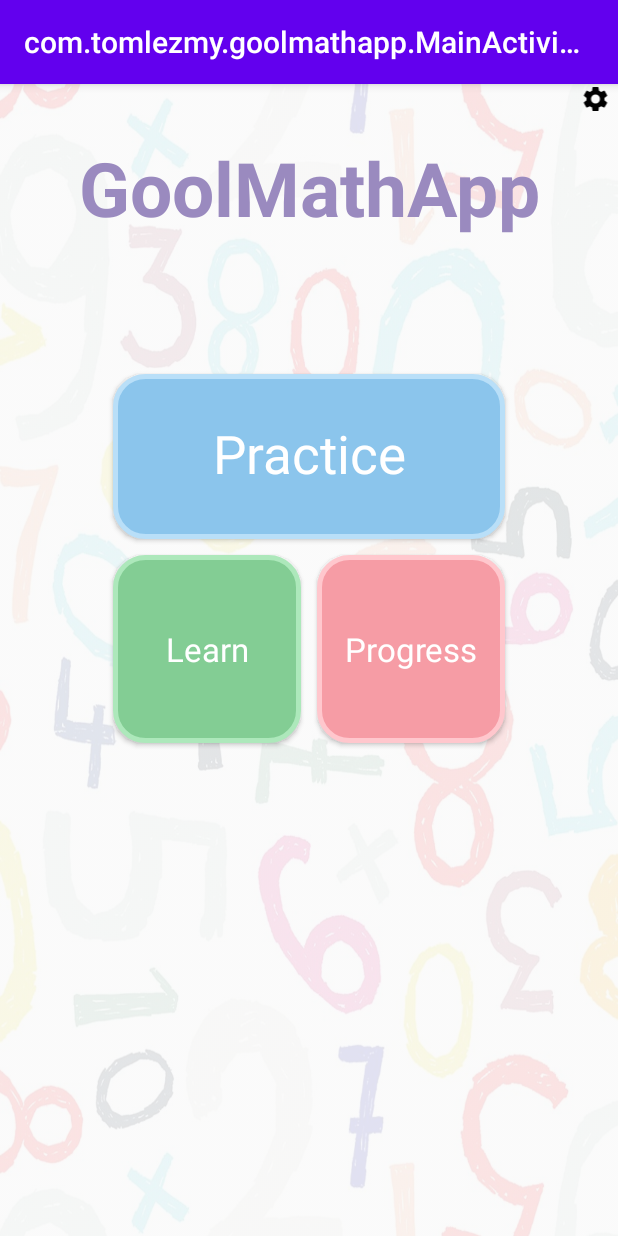
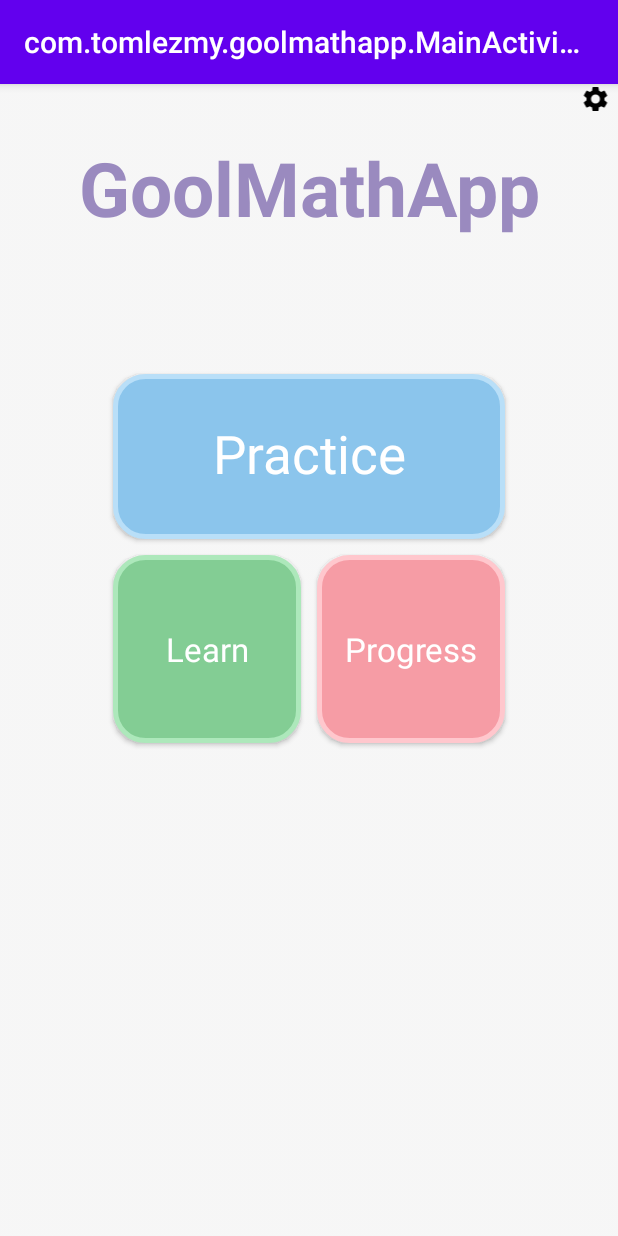
Before and after one commit to TomLezmy/GoolMathApp, an Android app: the screen it shows after launch (MainActivity), on a phone screen of 412 x 824 dp. Run offline under Robolectric (Android 15) with nearby library versions, the phone set to English and light mode, and no system bars; Roboto replaces fonts that are not available here.

Commit message:
Replace main background to free background

```diff
--- a/app/src/main/res/drawable/background_image_with_alpha.xml
+++ b/app/src/main/res/drawable/background_image_with_alpha.xml
@@ -1,7 +1,7 @@
 <?xml version="1.0" encoding="utf-8"?>
 <layer-list xmlns:android="http://schemas.android.com/apk/res/android">
 <item>
-    <bitmap android:src="@drawable/white_background_with_colorful_numbers"
+    <bitmap android:src="@drawable/sl11_mat"
         android:alpha="0.1"
         android:gravity="fill">
     </bitmap>
```
Also changed, not shown: app/src/main/res/drawable-v24/white_background_with_colorful_numbers.png (deleted), 2 other files.
